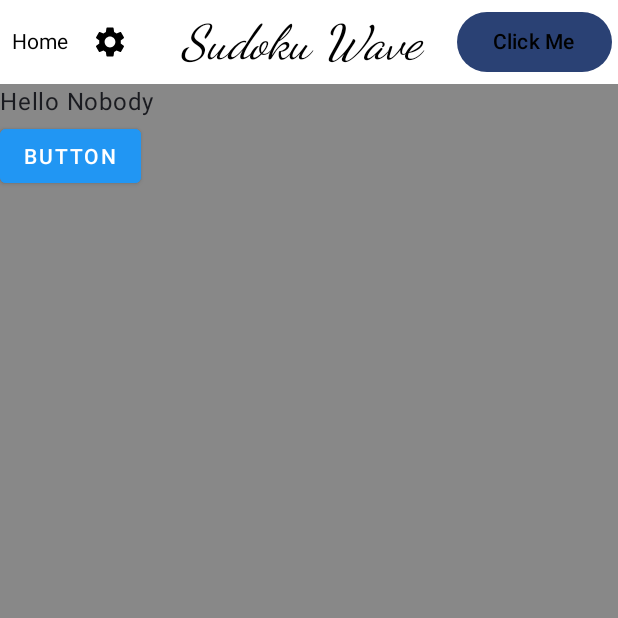
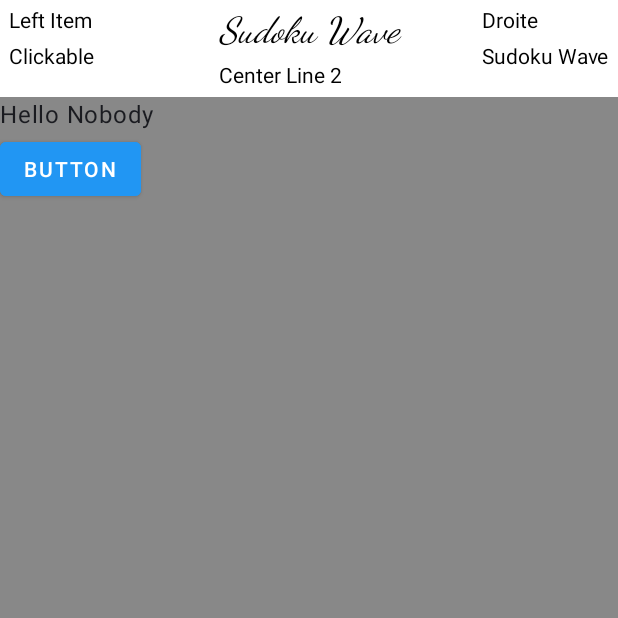
Before and after one commit to TurnEveryStone/SudokuWave, an Android app built with Jetpack Compose: the screen it shows after launch (MainActivity), on a phone screen of 412 x 824 dp, the top half of it. Run offline under Robolectric (Android 15) with nearby library versions, the phone set to English and light mode, and no system bars; 1 statement that could not run was skipped.

Commit message:
Le menu paramétrable pour les fragments commence à prendre forme couci couça !

```diff
--- a/app/src/main/java/com/example/sudokuwave/MainActivity.kt
+++ b/app/src/main/java/com/example/sudokuwave/MainActivity.kt
@@ -1,9 +1,11 @@
 package com.example.sudokuwave
 
+import android.content.Context
 import android.os.Bundle
 import android.util.Log
 import android.view.View
 import android.widget.FrameLayout
+import android.widget.Toast
 import androidx.activity.compose.setContent
 import androidx.activity.enableEdgeToEdge
 import androidx.activity.viewModels
@@ -13,8 +15,6 @@ import androidx.compose.foundation.layout.Column
 import androidx.compose.foundation.layout.PaddingValues
 import androidx.compose.foundation.layout.fillMaxSize
 import androidx.compose.foundation.layout.padding
-import androidx.compose.material.icons.Icons
-import androidx.compose.material.icons.filled.Settings
 import androidx.compose.material3.Scaffold
 import androidx.compose.material3.Text
 import androidx.compose.runtime.Composable
@@ -26,11 +26,11 @@ import androidx.compose.ui.platform.LocalContext
 import androidx.compose.ui.text.TextStyle
 import androidx.compose.ui.text.font.FontFamily
 import androidx.compose.ui.text.font.FontStyle
-import androidx.compose.ui.text.font.FontWeight
 import androidx.compose.ui.unit.dp
 import androidx.compose.ui.unit.sp
 import androidx.compose.ui.viewinterop.AndroidView
 import com.example.sudokuwave.ui.CustomMenu
+import com.example.sudokuwave.ui.MenuContainer
 import com.example.sudokuwave.ui.MenuElement
 import com.example.sudokuwave.ui.theme.SudokuWaveTheme
 import viewmodel.SharedViewModel
@@ -44,20 +44,53 @@ class MainActivity : AppCompatActivity() {
      //,  val fontFamily: FontFamily
     )
     /***/
+
     data class MenuConfig(
         val style: MenuStyle = MenuStyle(),
-        val leftColumn:Boolean = false,
-        val leftContent: List<MenuElement> = emptyList(),
-        val centerContent: List<MenuElement> = emptyList(),
-        val rightContent: List<MenuElement> = emptyList()
+        val leftContent: MenuContainer = MenuContainer.RowContainer(emptyList()),
+        val centerContent: MenuContainer = MenuContainer.RowContainer(emptyList()),
+        val rightContent: MenuContainer = MenuContainer.RowContainer(emptyList())
     )
+
+    var nomApp : String = "Sudoku Wave"
+    var userNumber: String = "Nobody"
     /***/
     /*
    val context = LocalContext.current
    val nomApp : String = context.getString(R.string.app_name)
  */
-   var nomApp : String = "Sudoku Wave"
-   var userNumber: String = "Nobody"
+    val menuConfig = MenuConfig(
+        style = MenuStyle(
+            backgroundColor = Color.White,
+            textColor = Color.Black,
+            padding = PaddingValues(2.dp)
+        ),
+        leftContent = MenuContainer.ColumnContainer(
+            listOf(
+                MenuContainer.SingleItem(MenuElement.TextItem("Left Item", isClickable = true)),
+                MenuContainer.SingleItem(MenuElement.TextItem("Clickable", isClickable = true))
+            )
+        ),
+        centerContent = MenuContainer.ColumnContainer(
+            listOf(
+                MenuContainer.SingleItem(MenuElement.TextItem(nomApp,
+                    style = TextStyle(
+                        fontFamily = FontFamily.Cursive,
+                        fontStyle = FontStyle.Italic,
+                        fontSize = 24.sp))),
+                MenuContainer.SingleItem(MenuElement.TextItem("Center Line 2"))
+            )
+        ),
+        rightContent = MenuContainer.ColumnContainer(
+            listOf(
+               // MenuContainer.SingleItem(MenuElement.IconItem(Icons.Default.Home, "Home")),
+                //MenuContainer.SingleItem(MenuElement.ButtonItem("Click Me") { println("Button clicked!") }),
+                MenuContainer.SingleItem(MenuElement.TextItem("Droite", isClickable = true)),
+                MenuContainer.SingleItem(MenuElement.TextItem(nomApp))
+            )
+        )
+    )
+
    // var idUser: Int = 0
     private val sharedViewModel: SharedViewModel by viewModels()
 
@@ -65,24 +98,20 @@ class MainActivity : AppCompatActivity() {
         super.onCreate(savedInstanceState)
         enableEdgeToEdge()
         setContent {
-
-            val currentFragmentTag = sharedViewModel.stateFlowVariable.collectAsState().value
-
-
-
             SudokuWaveTheme {
                 Scaffold(modifier = Modifier.fillMaxSize()
                 ) { innerPadding ->
 
-                    val menuConfig = getMenuConfigForFragment(currentFragmentTag)
-                    Column(modifier = Modifier.fillMaxSize().background(color = Color.Gray).padding(innerPadding))
+                    Column(modifier = Modifier
+                        .fillMaxSize()
+                        .background(color = Color.Gray)
+                        .padding(innerPadding))
                     {
                         // Afficher le menu en haut du contenu
+                        val context = LocalContext.current
                         CustomMenu(
                             config = menuConfig,
-                            onElementClick = { element ->
-                                Log.d("Menu Click","Clicked on $element")
-                            }
+                            onElementClick = { element -> handleMenuClick(element, context) }
                         )
 
                         // Contenu principal
@@ -121,40 +150,16 @@ class MainActivity : AppCompatActivity() {
         Text(text = "La variable StateFlow a changé : $value")
     }
     /***************************************************/
-
-
-    private fun getMenuConfigForFragment(fragmentTag: String): MenuConfig {
-        return when (fragmentTag) {
-            "HomeFragment" -> MenuConfig(
-                leftContent = listOf(MenuElement.TextItem(text="Home" ,isClickable = true),MenuElement.IconItem(Icons.Default.Settings,"Configuration",isClickable = true)),
-                centerContent = listOf(
-                    MenuElement.TextItem(
-                        nomApp,
-                        style = TextStyle(
-                            fontFamily = FontFamily.Cursive,
-                            fontStyle = FontStyle.Italic,
-                            fontSize = 32.sp)),
-                    //MenuElement.TextItem("\n"),
-                   // MenuElement.TextItem("Settings App")
-                ),
-                rightContent = listOf(MenuElement.ButtonItem("Click Me") { println("Button clicked!") })
-            )
-            "SettingsFragment" -> MenuConfig(
-                style = MenuStyle(
-                    backgroundColor = Color.Gray,
-                    textColor = Color.Black,
-                    padding = PaddingValues(vertical = 16.dp)
-                ),
-                leftContent = listOf(MenuElement.TextItem("Settings", isClickable = true)),
-                centerContent = listOf(MenuElement.TextItem("Settings App")),
-                rightContent = listOf(MenuElement.IconItem(Icons.Default.Settings, "Settings"))
-            )
-            else -> MenuConfig()
+    private fun handleMenuClick(element: MenuElement, context:Context) {
+        when (element) {
+            is MenuElement.TextItem -> {
+                Log.d("Menu Click", "Text clicked: ${element.text}")
+                Toast.makeText(context, "Clicked on: $element", Toast.LENGTH_LONG).show()
+            }
+            is MenuElement.IconItem -> Log.d("Menu Click", "Icon clicked: ${element.contentDescription}")
+            is MenuElement.ButtonItem -> element.onClick.invoke()
+            else -> Log.d("Menu Click", "Unknown element clicked")
         }
     }
-
-
-
-
     /***************************************************/
 }
--- a/app/src/main/java/com/example/sudokuwave/ui/CustomMenu.kt
+++ b/app/src/main/java/com/example/sudokuwave/ui/CustomMenu.kt
@@ -7,17 +7,13 @@ import androidx.compose.foundation.layout.*
 import androidx.compose.foundation.layout.Arrangement
 import androidx.compose.material3.*
 import androidx.compose.runtime.Composable
-import androidx.compose.runtime.mutableStateOf
-import androidx.compose.runtime.remember
 import androidx.compose.ui.Alignment
 import androidx.compose.ui.Modifier
 import androidx.compose.ui.graphics.Color
-import androidx.compose.ui.layout.ContentScale
 import androidx.compose.ui.res.painterResource
-import androidx.compose.ui.text.style.TextAlign
 import androidx.compose.ui.unit.dp
 import com.example.sudokuwave.MainActivity.MenuConfig
-import com.example.sudokuwave.MainActivity.MenuStyle
+
 
 @Composable
 fun CustomMenu(
@@ -28,33 +24,43 @@ fun CustomMenu(
         modifier = Modifier
             .fillMaxWidth()
             .background(config.style.backgroundColor)
-            .padding(config.style.padding),
-        verticalAlignment = Alignment.CenterVertically,
-        horizontalArrangement = Arrangement.Center
+            .padding(config.style.padding)
     ) {
-        // Left content
-        Row(verticalAlignment = Alignment.CenterVertically,horizontalArrangement = Arrangement.Center) {
-            config.leftContent.forEach { element ->
-                MenuElementComposable(element, onElementClick, config.style.textColor)
-            }
+        Row(
+            modifier = Modifier.weight(1f),
+            verticalAlignment = Alignment.CenterVertically,
+            horizontalArrangement = Arrangement.Start
+        ) {
+            // Left content
+            BuildMenuContainer(
+                container = config.leftContent,
+                onElementClick = onElementClick,
+                textColor = config.style.textColor
+            )
         }
-
         // Center content
         Row(
             modifier = Modifier.weight(1f),
             verticalAlignment = Alignment.CenterVertically,
             horizontalArrangement = Arrangement.Center
         ) {
-            config.centerContent.forEach { element ->
-                MenuElementComposable(element, onElementClick, config.style.textColor)
-            }
+            BuildMenuContainer(
+                container = config.centerContent,
+                onElementClick = onElementClick,
+                textColor = config.style.textColor
+            )
         }
-
-        // Right content
-        Row(verticalAlignment = Alignment.CenterVertically,horizontalArrangement = Arrangement.Center) {
-            config.rightContent.forEach { element ->
-                MenuElementComposable(element, onElementClick, config.style.textColor)
-            }
+        Row(
+            modifier = Modifier.weight(1f),
+            verticalAlignment = Alignment.CenterVertically,
+            horizontalArrangement = Arrangement.End
+        ) {
+            // Right content
+            BuildMenuContainer(
+                container = config.rightContent,
+                onElementClick = onElementClick,
+                textColor = config.style.textColor
+            )
         }
     }
 }
@@ -67,12 +73,13 @@ fun MenuElementComposable(element: MenuElement, onClick: (MenuElement) -> Unit,
             Text(
                 text = element.text,
                 style = element.style.copy(color = textColor),
-               // textAlign = TextAlign.Center,
+                // textAlign = TextAlign.Center,
                 modifier = Modifier
                     .padding(4.dp)
                     .clickable(enabled = element.isClickable) { onClick(element) }
             )
         }
+
         is MenuElement.IconItem -> {
             IconButton(onClick = { if (element.isClickable) onClick(element) }) {
                 Icon(
@@ -82,6 +89,7 @@ fun MenuElementComposable(element: MenuElement, onClick: (MenuElement) -> Unit,
                 )
             }
         }
+
         is MenuElement.ImageItem -> {
             Image(
                 painter = painterResource(id = element.imageRes),
@@ -91,6 +99,7 @@ fun MenuElementComposable(element: MenuElement, onClick: (MenuElement) -> Unit,
                     .clickable(enabled = element.isClickable) { onClick(element) }
             )
         }
+
         is MenuElement.ButtonItem -> {
             Button(onClick = element.onClick) {
                 Text(text = element.text, color = textColor)
@@ -98,16 +107,42 @@ fun MenuElementComposable(element: MenuElement, onClick: (MenuElement) -> Unit,
         }
 
         is MenuElement.SwitchButtonItem -> {
-           // element.checked by remember { mutableStateOf(true) }
-
+            // element.checked by remember { mutableStateOf(true) }
 
 
             Button(onClick = element.onClick) {
                 Text(text = element.text, color = textColor)
             }
         }
-
-
-
     }
 }
+
+@Composable
+fun BuildMenuContainer(
+    container: MenuContainer,
+    onElementClick: (MenuElement) -> Unit,
+    textColor: Color
+) {
+    when (container) {
+        is MenuContainer.SingleItem -> {
+            MenuElementComposable(container.element, onElementClick, textColor)
+        }
+
+        is MenuContainer.RowContainer -> {
+            Row {
+                container.children.forEach { child ->
+                    BuildMenuContainer(child, onElementClick, textColor)
+                }
+            }
+        }
+
+        is MenuContainer.ColumnContainer -> {
+            Column {
+                container.children.forEach { child ->
+                    BuildMenuContainer(child, onElementClick, textColor)
+                }
+            }
+        }
+    }
+}
+/*********************************************************/
--- a/app/src/main/java/com/example/sudokuwave/ui/MenuElement.kt
+++ b/app/src/main/java/com/example/sudokuwave/ui/MenuElement.kt
@@ -1,10 +1,13 @@
 package com.example.sudokuwave.ui
 
-import androidx.compose.ui.geometry.Size
 import androidx.compose.ui.graphics.vector.ImageVector
 import androidx.compose.ui.text.TextStyle
-import androidx.compose.ui.text.font.FontFamily
 
+sealed class MenuContainer {
+    data class SingleItem(val element: MenuElement) : MenuContainer()
+    data class RowContainer(val children: List<MenuContainer>) : MenuContainer()
+    data class ColumnContainer(val children: List<MenuContainer>) : MenuContainer()
+}
 sealed class MenuElement {
     data class TextItem(
         val text: String,
```
